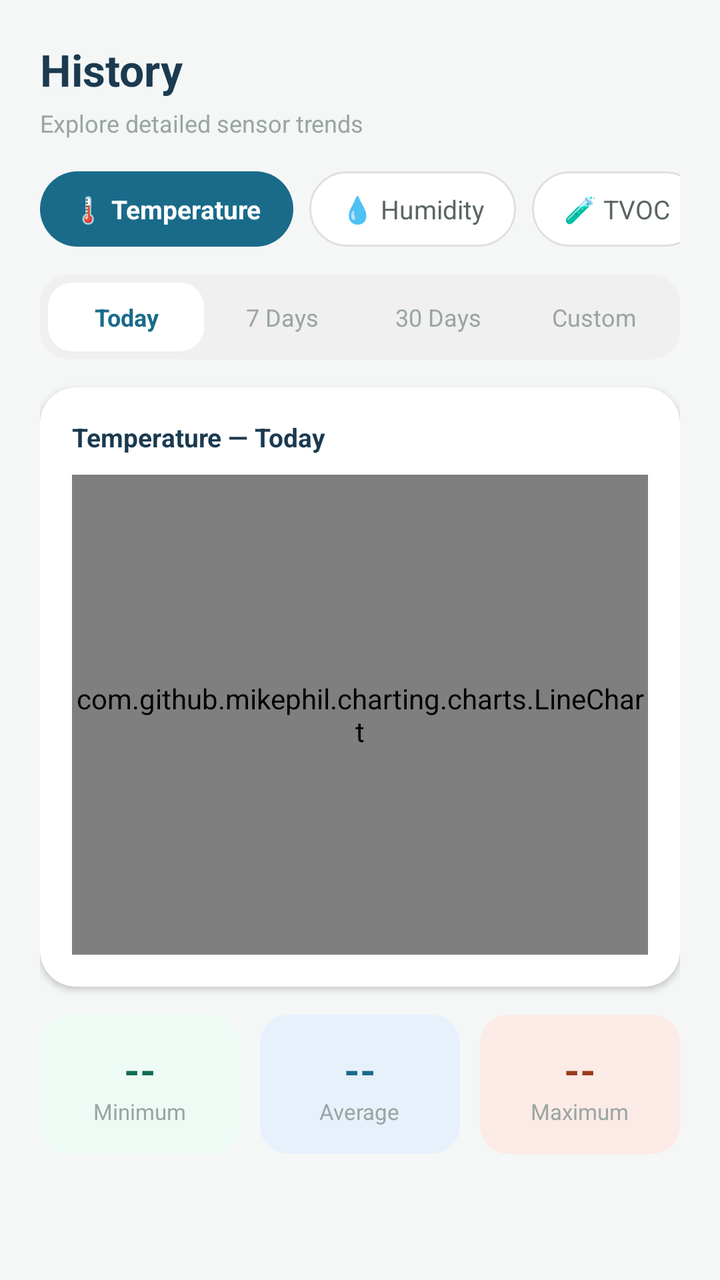
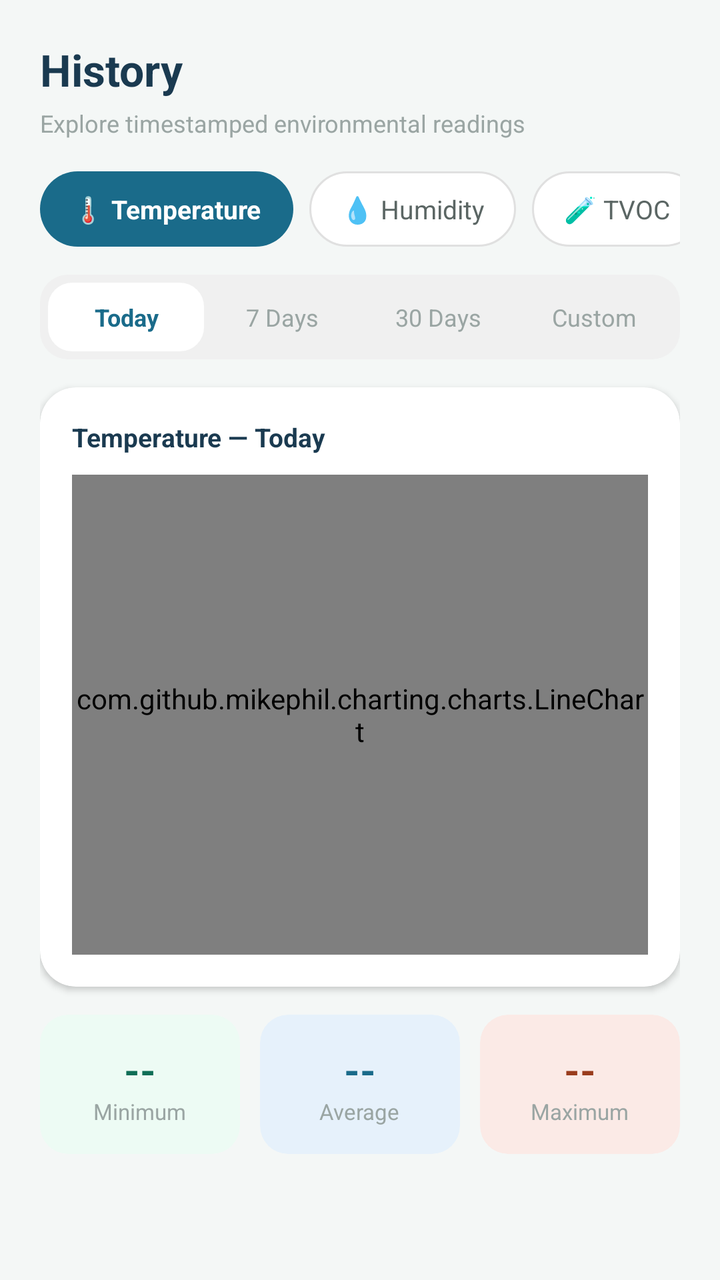

The first picture is an Android layout as it rendered before a commit; the second is the same layout after the commit. The layout source and the unified diff follow.
<!-- AndroidManifest.xml: application theme Theme.EnviroGuard -->
<!-- res/layout/fragment_history.xml -->
<?xml version="1.0" encoding="utf-8"?>
<androidx.core.widget.NestedScrollView
    xmlns:android="http://schemas.android.com/apk/res/android"
    xmlns:app="http://schemas.android.com/apk/res-auto"
    android:layout_width="match_parent"
    android:layout_height="match_parent"
    android:background="#F4F7F6">

    <LinearLayout
        android:layout_width="match_parent"
        android:layout_height="wrap_content"
        android:orientation="vertical"
        android:padding="20dp">

        
        <TextView
            android:layout_width="wrap_content"
            android:layout_height="wrap_content"
            android:text="History"
            android:textSize="22sp"
            android:textStyle="bold"
            android:textColor="#1A3A50"
            android:layout_marginBottom="4dp" />

        <TextView
            android:layout_width="wrap_content"
            android:layout_height="wrap_content"
            android:text="Explore detailed sensor trends"
            android:textSize="12sp"
            android:textColor="#9AA5A3"
            android:layout_marginBottom="16dp" />

        
        <HorizontalScrollView
            android:layout_width="match_parent"
            android:layout_height="wrap_content"
            android:scrollbars="none"
            android:layout_marginBottom="14dp">

            <LinearLayout
                android:layout_width="wrap_content"
                android:layout_height="wrap_content"
                android:orientation="horizontal">

                <TextView
                    android:id="@+id/chipTemperature"
                    android:layout_width="wrap_content"
                    android:layout_height="wrap_content"
                    android:text="🌡 Temperature"
                    android:textSize="13sp"
                    android:textStyle="bold"
                    android:textColor="#FFFFFF"
                    android:background="@drawable/bg_chip_selected"
                    android:paddingStart="16dp"
                    android:paddingEnd="16dp"
                    android:paddingTop="10dp"
                    android:paddingBottom="10dp"
                    android:layout_marginEnd="8dp" />

                <TextView
                    android:id="@+id/chipHumidity"
                    android:layout_width="wrap_content"
                    android:layout_height="wrap_content"
                    android:layout_marginEnd="8dp"
                    android:background="@drawable/bg_chip_unselected"
                    android:paddingStart="16dp"
                    android:paddingTop="10dp"
                    android:paddingEnd="16dp"
                    android:paddingBottom="10dp"
                    android:text="💧 Humidity"
                    android:textColor="#5B6664"
                    android:textSize="13sp" />

                <TextView
                    android:id="@+id/chipTvoc"
                    android:layout_width="wrap_content"
                    android:layout_height="wrap_content"
                    android:text="🧪 TVOC"
                    android:textSize="13sp"
                    android:textColor="#5B6664"
                    android:background="@drawable/bg_chip_unselected"
                    android:paddingStart="16dp"
                    android:paddingEnd="16dp"
                    android:paddingTop="10dp"
                    android:paddingBottom="10dp"
                    android:layout_marginEnd="8dp" />

                <TextView
                    android:id="@+id/chipEco2"
                    android:layout_width="wrap_content"
                    android:layout_height="wrap_content"
                    android:text="💨 eCO₂"
                    android:textSize="13sp"
                    android:textColor="#5B6664"
                    android:background="@drawable/bg_chip_unselected"
                    android:paddingStart="16dp"
                    android:paddingEnd="16dp"
                    android:paddingTop="10dp"
                    android:paddingBottom="10dp"
                    android:layout_marginEnd="8dp" />

                <TextView
                    android:id="@+id/chipNoise"
                    android:layout_width="wrap_content"
                    android:layout_height="wrap_content"
                    android:text="🔊 Noise"
                    android:textSize="13sp"
                    android:textColor="#5B6664"
                    android:background="@drawable/bg_chip_unselected"
                    android:paddingStart="16dp"
                    android:paddingEnd="16dp"
                    android:paddingTop="10dp"
                    android:paddingBottom="10dp" />

                <TextView
                    android:id="@+id/chipHeatIndex"
                    android:layout_width="wrap_content"
                    android:layout_height="wrap_content"
                    android:text="🌡 Heat Index"
                    android:textSize="13sp"
                    android:textColor="#5B6664"
                    android:background="@drawable/bg_chip_unselected"
                    android:paddingStart="16dp"
                    android:paddingEnd="16dp"
                    android:paddingTop="10dp"
                    android:paddingBottom="10dp"
                    android:layout_marginStart="8dp" />

            </LinearLayout>
        </HorizontalScrollView>

        
        <LinearLayout
            android:layout_width="match_parent"
            android:layout_height="wrap_content"
            android:orientation="horizontal"
            android:background="@drawable/bg_tab_track"
            android:padding="4dp"
            android:layout_marginBottom="14dp">

            <TextView
                android:id="@+id/rangeToday"
                android:layout_width="0dp"
                android:layout_height="wrap_content"
                android:layout_weight="1"
                android:text="Today"
                android:textSize="12sp"
                android:textStyle="bold"
                android:textColor="#1A6B8A"
                android:gravity="center"
                android:paddingTop="9dp"
                android:paddingBottom="9dp"
                android:background="@drawable/bg_tab_active" />

            <TextView
                android:id="@+id/range7Days"
                android:layout_width="0dp"
                android:layout_height="wrap_content"
                android:layout_weight="1"
                android:text="7 Days"
                android:textSize="12sp"
                android:textColor="#9AA5A3"
                android:gravity="center"
                android:paddingTop="9dp"
                android:paddingBottom="9dp" />

            <TextView
                android:id="@+id/range30Days"
                android:layout_width="0dp"
                android:layout_height="wrap_content"
                android:layout_weight="1"
                android:text="30 Days"
                android:textSize="12sp"
                android:textColor="#9AA5A3"
                android:gravity="center"
                android:paddingTop="9dp"
                android:paddingBottom="9dp" />

            <TextView
                android:id="@+id/rangeCustom"
                android:layout_width="0dp"
                android:layout_height="wrap_content"
                android:layout_weight="1"
                android:text="Custom"
                android:textSize="12sp"
                android:textColor="#9AA5A3"
                android:gravity="center"
                android:paddingTop="9dp"
                android:paddingBottom="9dp" />

        </LinearLayout>

        
        <androidx.cardview.widget.CardView
            android:layout_width="match_parent"
            android:layout_height="wrap_content"
            app:cardCornerRadius="18dp"
            app:cardElevation="2dp"
            app:cardBackgroundColor="#FFFFFF"
            android:layout_marginBottom="14dp">

            <LinearLayout
                android:layout_width="match_parent"
                android:layout_height="wrap_content"
                android:orientation="vertical"
                android:padding="16dp">

                <TextView
                    android:id="@+id/tvHistoryChartTitle"
                    android:layout_width="wrap_content"
                    android:layout_height="wrap_content"
                    android:text="Temperature — Today"
                    android:textSize="13sp"
                    android:textStyle="bold"
                    android:textColor="#1A3A50"
                    android:layout_marginBottom="10dp" />

                <com.github.mikephil.charting.charts.LineChart
                    android:id="@+id/historyChart"
                    android:layout_width="match_parent"
                    android:layout_height="240dp" />
                <TextView
                    android:id="@+id/tvHistoryEmpty"
                    android:layout_width="match_parent"
                    android:layout_height="240dp"
                    android:text="No data yet for this period.\nStart collecting readings with your device."
                    android:textSize="13sp"
                    android:textColor="#9AA5A3"
                    android:gravity="center"
                    android:visibility="gone"
                    android:lineSpacingExtra="4dp" />

            </LinearLayout>
        </androidx.cardview.widget.CardView>

        
        <LinearLayout
            android:layout_width="match_parent"
            android:layout_height="wrap_content"
            android:orientation="horizontal"
            android:layout_marginBottom="80dp">

            
            <androidx.cardview.widget.CardView
                android:layout_width="0dp"
                android:layout_height="wrap_content"
                android:layout_weight="1"
                android:layout_marginEnd="5dp"
                app:cardCornerRadius="14dp"
                app:cardElevation="0dp"
                app:cardBackgroundColor="#EDFBF4">
                <LinearLayout
                    android:layout_width="match_parent"
                    android:layout_height="wrap_content"
                    android:orientation="vertical"
                    android:gravity="center"
                    android:padding="14dp">
                    <TextView
                        android:id="@+id/tvMinValue"
                        android:layout_width="wrap_content"
                        android:layout_height="wrap_content"
                        android:text="--"
                        android:textSize="20sp"
                        android:textStyle="bold"
                        android:textColor="#0F6E56" />
                    <TextView
                        android:layout_width="wrap_content"
                        android:layout_height="wrap_content"
                        android:text="Minimum"
                        android:textSize="11sp"
                        android:textColor="#9AA5A3" />
                </LinearLayout>
            </androidx.cardview.widget.CardView>

            
            <androidx.cardview.widget.CardView
                android:layout_width="0dp"
                android:layout_height="wrap_content"
                android:layout_weight="1"
                android:layout_marginStart="5dp"
                android:layout_marginEnd="5dp"
                app:cardCornerRadius="14dp"
                app:cardElevation="0dp"
                app:cardBackgroundColor="#E6F1FB">
                <LinearLayout
                    android:layout_width="match_parent"
                    android:layout_height="wrap_content"
                    android:orientation="vertical"
                    android:gravity="center"
                    android:padding="14dp">
                    <TextView
                        android:id="@+id/tvAvgValue"
                        android:layout_width="wrap_content"
                        android:layout_height="wrap_content"
                        android:text="--"
                        android:textSize="20sp"
                        android:textStyle="bold"
                        android:textColor="#1A6B8A" />
                    <TextView
                        android:layout_width="wrap_content"
                        android:layout_height="wrap_content"
                        android:text="Average"
                        android:textSize="11sp"
                        android:textColor="#9AA5A3" />
                </LinearLayout>
            </androidx.cardview.widget.CardView>

            
            <androidx.cardview.widget.CardView
                android:layout_width="0dp"
                android:layout_height="wrap_content"
                android:layout_weight="1"
                android:layout_marginStart="5dp"
                app:cardCornerRadius="14dp"
                app:cardElevation="0dp"
                app:cardBackgroundColor="#FBEAE6">
                <LinearLayout
                    android:layout_width="match_parent"
                    android:layout_height="wrap_content"
                    android:orientation="vertical"
                    android:gravity="center"
                    android:padding="14dp">
                    <TextView
                        android:id="@+id/tvMaxValue"
                        android:layout_width="wrap_content"
                        android:layout_height="wrap_content"
                        android:text="--"
                        android:textSize="20sp"
                        android:textStyle="bold"
                        android:textColor="#993C1D" />
                    <TextView
                        android:layout_width="wrap_content"
                        android:layout_height="wrap_content"
                        android:text="Maximum"
                        android:textSize="11sp"
                        android:textColor="#9AA5A3" />
                </LinearLayout>
            </androidx.cardview.widget.CardView>

        </LinearLayout>

    </LinearLayout>
</androidx.core.widget.NestedScrollView>
<!-- resources referenced by this layout -->
<resources>
  <!-- drawable bg_chip_selected (drawable) -->
  <?xml version="1.0" encoding="utf-8"?>
  <shape xmlns:android="http://schemas.android.com/apk/res/android"
      android:shape="rectangle">
      <solid android:color="#1A6B8A" />
      <corners android:radius="20dp" />
  </shape>
  <!-- drawable bg_chip_unselected (drawable) -->
  <?xml version="1.0" encoding="utf-8"?>
  <shape xmlns:android="http://schemas.android.com/apk/res/android"
      android:shape="rectangle">
      <solid android:color="#FFFFFF" />
      <stroke android:width="1dp" android:color="#E0E0E0" />
      <corners android:radius="20dp" />
  </shape>
  <!-- drawable bg_tab_active (drawable) -->
  <?xml version="1.0" encoding="utf-8"?>
  <shape xmlns:android="http://schemas.android.com/apk/res/android"
      android:shape="rectangle">
      <solid android:color="#FFFFFF" />
      <corners android:radius="12dp" />
  </shape>
  <!-- drawable bg_tab_track (drawable) -->
  <?xml version="1.0" encoding="utf-8"?>
  <shape xmlns:android="http://schemas.android.com/apk/res/android"
      android:shape="rectangle">
      <solid android:color="#F0F0F0" />
      <corners android:radius="14dp" />
  </shape>
  <style name="Theme.EnviroGuard" parent="Base.Theme.EnviroGuard" />
  <style name="Base.Theme.EnviroGuard" parent="Theme.Material3.DayNight.NoActionBar">
          
          
      </style>
</resources>

<!-- the commit's change to res/layout/fragment_history.xml (unified diff, before → after) -->
@@ -25,7 +25,7 @@
         <TextView
             android:layout_width="wrap_content"
             android:layout_height="wrap_content"
-            android:text="Explore detailed sensor trends"
+            android:text="Explore timestamped environmental readings"
             android:textSize="12sp"
             android:textColor="#9AA5A3"
             android:layout_marginBottom="16dp" />
@@ -103,7 +103,7 @@
                     android:id="@+id/chipNoise"
                     android:layout_width="wrap_content"
                     android:layout_height="wrap_content"
-                    android:text="🔊 Noise"
+                    android:text="🔊 Estimated Noise"
                     android:textSize="13sp"
                     android:textColor="#5B6664"
                     android:background="@drawable/bg_chip_unselected"
